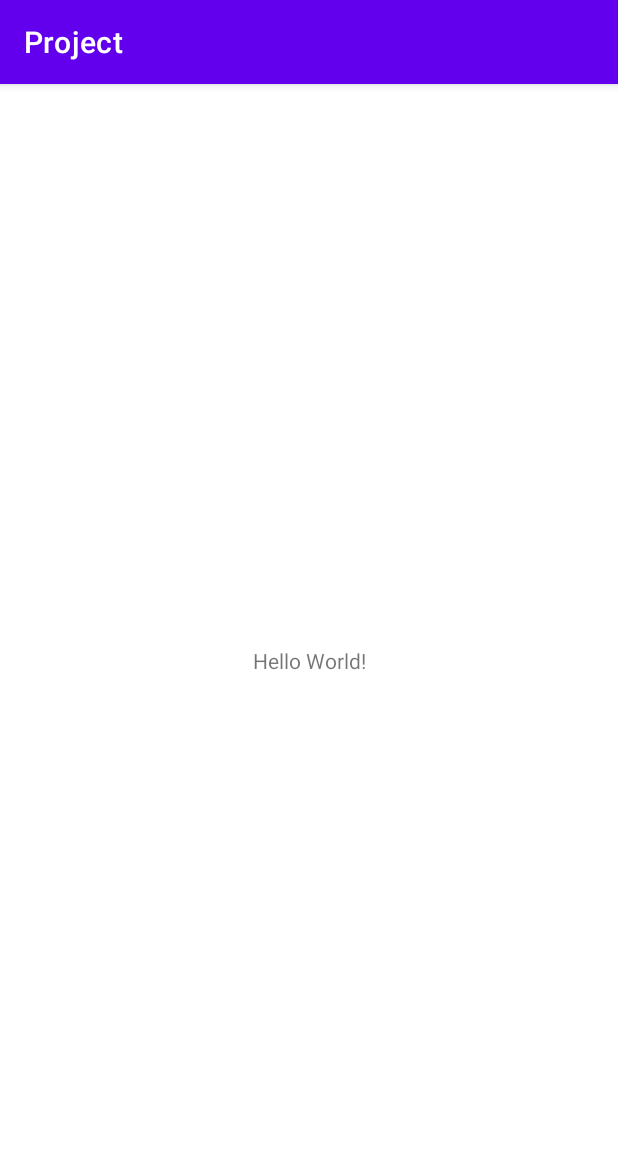
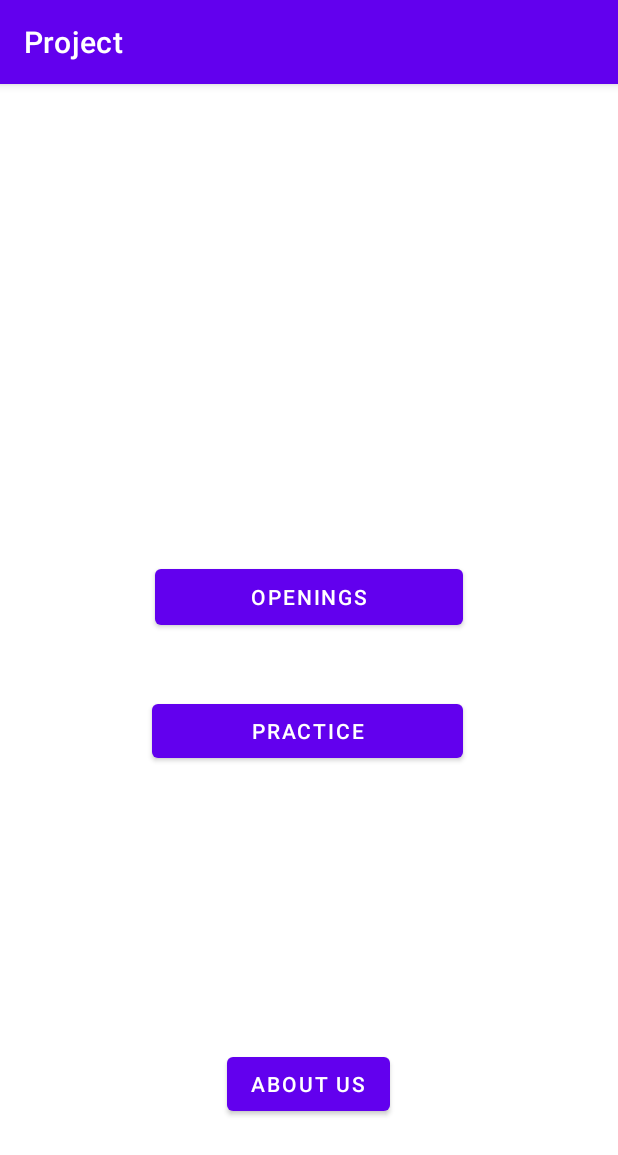
Before and after one commit to Amir228322/Project, an Android app: the screen it shows after launch (MainActivity), on a phone screen of 412 x 824 dp. Shown: the top 1155 px of the screen. Run offline under Robolectric (Android 15) with nearby library versions, the phone set to English and light mode, and no system bars.

Commit message:
Added 3 buttons in activity_main.xml

```diff
--- a/app/build.gradle
+++ b/app/build.gradle
@@ -33,6 +33,7 @@ dependencies {
     implementation 'androidx.appcompat:appcompat:1.2.0'
     implementation 'com.google.android.material:material:1.3.0'
     implementation 'androidx.constraintlayout:constraintlayout:2.0.4'
+    implementation 'androidx.gridlayout:gridlayout:1.0.0'
     testImplementation 'junit:junit:4.+'
     androidTestImplementation 'androidx.test.ext:junit:1.1.2'
     androidTestImplementation 'androidx.test.espresso:espresso-core:3.3.0'
--- a/app/src/main/res/layout/activity_main.xml
+++ b/app/src/main/res/layout/activity_main.xml
@@ -6,13 +6,38 @@
     android:layout_height="match_parent"
     tools:context=".MainActivity">
 
-    <TextView
+    <Button
+        android:id="@+id/Opening_button"
+        android:layout_width="205dp"
+        android:layout_height="49dp"
+        android:text="Openings"
+        app:layout_constraintBottom_toBottomOf="parent"
+        app:layout_constraintEnd_toEndOf="parent"
+        app:layout_constraintStart_toStartOf="parent"
+        app:layout_constraintTop_toTopOf="parent"
+        app:layout_constraintVertical_bias="0.442" />
+
+    <Button
+        android:id="@+id/Practice_button"
+        android:layout_width="207dp"
+        android:layout_height="48dp"
+        android:text="Practice"
+        app:layout_constraintBottom_toBottomOf="parent"
+        app:layout_constraintEnd_toEndOf="parent"
+        app:layout_constraintHorizontal_bias="0.495"
+        app:layout_constraintStart_toStartOf="parent"
+        app:layout_constraintTop_toTopOf="parent"
+        app:layout_constraintVertical_bias="0.566" />
+
+    <Button
+        android:id="@+id/About_us_button"
         android:layout_width="wrap_content"
         android:layout_height="wrap_content"
-        android:text="Hello World!"
+        android:text="About Us"
         app:layout_constraintBottom_toBottomOf="parent"
-        app:layout_constraintLeft_toLeftOf="parent"
-        app:layout_constraintRight_toRightOf="parent"
-        app:layout_constraintTop_toTopOf="parent" />
-
+        app:layout_constraintEnd_toEndOf="parent"
+        app:layout_constraintHorizontal_bias="0.498"
+        app:layout_constraintStart_toStartOf="parent"
+        app:layout_constraintTop_toTopOf="parent"
+        app:layout_constraintVertical_bias="0.893" />
 </androidx.constraintlayout.widget.ConstraintLayout>
```
